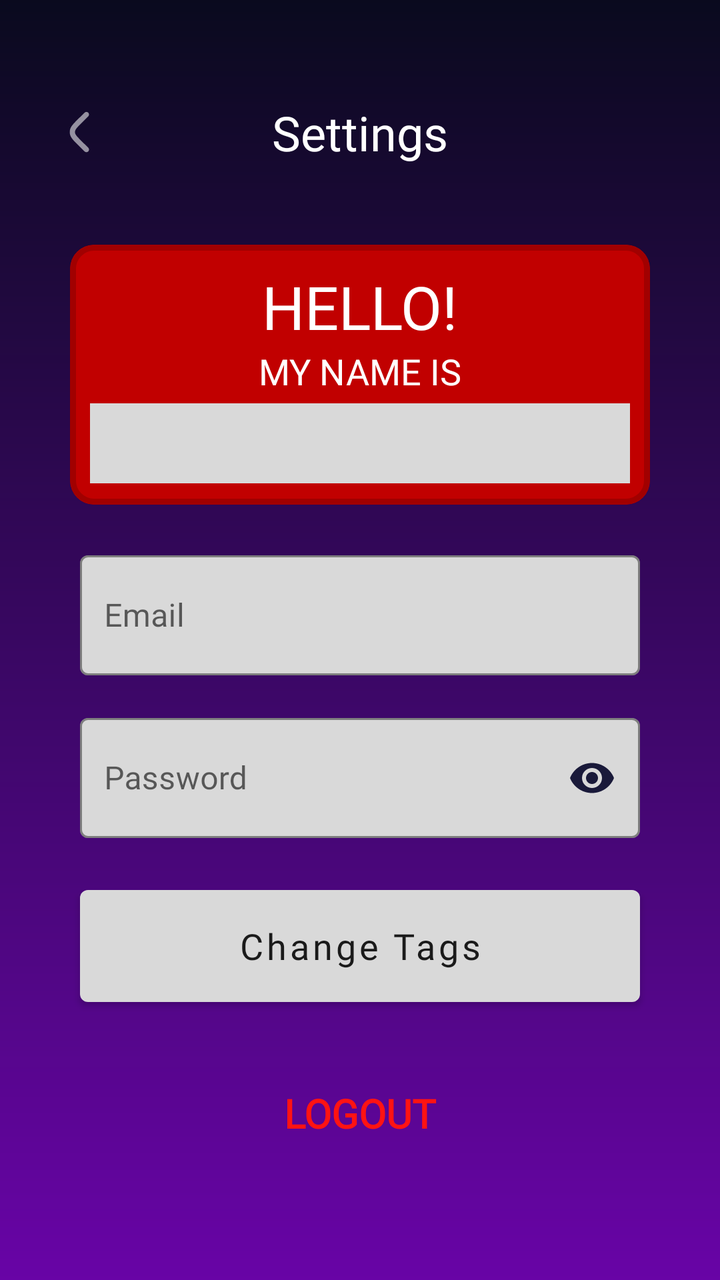
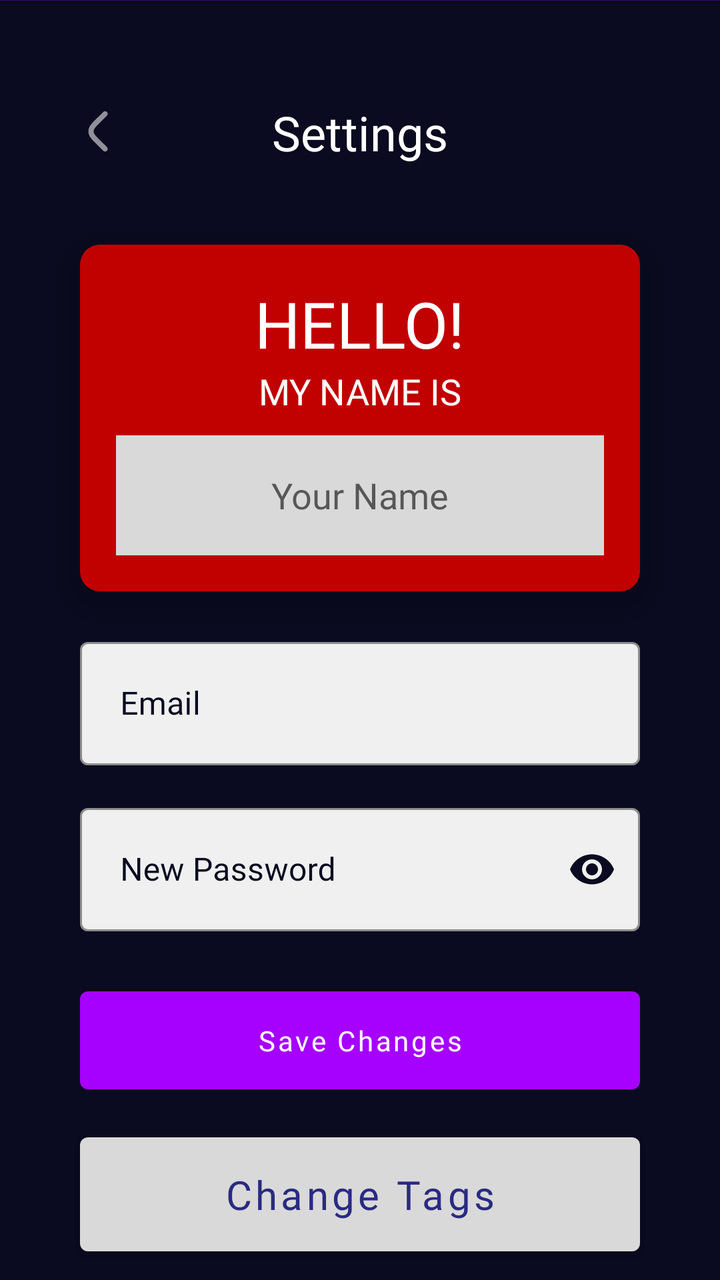

Compare the two renders of this Android layout. The source of the first and the diff that turns it into the second are given below.
<!-- AndroidManifest.xml: application theme Theme.MaterialComponents.DayNight.NoActionBar -->
<!-- res/layout/activity_settings.xml -->
<?xml version="1.0" encoding="utf-8"?>
<androidx.constraintlayout.widget.ConstraintLayout
    xmlns:android="http://schemas.android.com/apk/res/android"
    xmlns:app="http://schemas.android.com/apk/res-auto"
    android:layout_width="match_parent"
    android:layout_height="match_parent"
    android:background="#0A0A20">

    <ImageView
        android:layout_width="match_parent"
        android:layout_height="match_parent"
        android:alpha="0.6"
        android:scaleType="centerCrop"
        android:src="@drawable/gradient_bg_2" />

    <ImageButton
        android:id="@+id/btnBack"
        android:layout_width="48dp"
        android:layout_height="48dp"
        android:layout_marginStart="16dp"
        android:background="?attr/selectableItemBackgroundBorderless"
        android:src="@drawable/ic_back"
        app:tint="#FFFFFF"
        app:layout_constraintStart_toStartOf="parent"
        app:layout_constraintTop_toTopOf="@id/tvSettings"
        app:layout_constraintBottom_toBottomOf="@id/tvSettings" />

    <TextView
        android:id="@+id/tvSettings"
        android:layout_width="wrap_content"
        android:layout_height="wrap_content"
        android:layout_marginTop="50dp"
        android:fontFamily="@font/zen_dots"
        android:text="Settings"
        android:textColor="#FFFFFF"
        android:textSize="24sp"
        app:layout_constraintEnd_toEndOf="parent"
        app:layout_constraintStart_toStartOf="parent"
        app:layout_constraintTop_toTopOf="parent" />

    <com.google.android.material.card.MaterialCardView
        android:id="@+id/cardHello"
        android:layout_width="290dp"
        android:layout_height="130dp"
        android:layout_marginTop="40dp"
        app:cardBackgroundColor="#C10000"
        app:cardCornerRadius="12dp"
        app:strokeColor="#A10000"
        app:strokeWidth="3dp"
        app:layout_constraintEnd_toEndOf="parent"
        app:layout_constraintStart_toStartOf="parent"
        app:layout_constraintTop_toBottomOf="@id/tvSettings">

        <LinearLayout
            android:layout_width="match_parent"
            android:layout_height="match_parent"
            android:gravity="center"
            android:orientation="vertical"
            android:padding="10dp">

            <TextView
                android:layout_width="wrap_content"
                android:layout_height="wrap_content"
                android:fontFamily="@font/zen_dots"
                android:text="HELLO!"
                android:textColor="#FFFFFF"
                android:textSize="30sp" />

            <TextView
                android:layout_width="wrap_content"
                android:layout_height="wrap_content"
                android:text="MY NAME IS"
                android:textColor="#FFFFFF"
                android:fontFamily="@font/zen_dots"
                android:textSize="18sp"
                android:layout_marginBottom="4dp"/>

            <View
                android:layout_width="match_parent"
                android:layout_height="40dp"
                android:background="#D9D9D9" />
        </LinearLayout>
    </com.google.android.material.card.MaterialCardView>

    <LinearLayout
        android:id="@+id/inputContainer"
        android:layout_width="match_parent"
        android:layout_height="wrap_content"
        android:layout_marginHorizontal="40dp"
        android:layout_marginTop="20dp"
        android:orientation="vertical"
        app:layout_constraintTop_toBottomOf="@id/cardHello">

        <com.google.android.material.textfield.TextInputLayout
            android:id="@+id/emailLayout"
            android:layout_width="match_parent"
            android:layout_height="wrap_content"
            android:hint="Email"
            app:boxBackgroundMode="outline"
            app:boxStrokeColor="#FFFFFF"
            app:boxBackgroundColor="#D9D9D9"
            app:boxCornerRadiusTopStart="4dp"
            app:boxCornerRadiusTopEnd="4dp"
            app:boxCornerRadiusBottomStart="4dp"
            app:boxCornerRadiusBottomEnd="4dp"
            app:hintTextColor="#FFFFFF"
            app:placeholderTextColor="#FFFFFF">

            <com.google.android.material.textfield.TextInputEditText
                android:id="@+id/emailInput"
                android:layout_width="match_parent"
                android:layout_height="60dp"
                android:fontFamily="@font/zen_dots"
                android:inputType="textEmailAddress"
                android:padding="12dp"
                android:textColor="#FFFFFF" />
        </com.google.android.material.textfield.TextInputLayout>

        <com.google.android.material.textfield.TextInputLayout
            android:id="@+id/passwordLayout"
            android:layout_width="match_parent"
            android:layout_height="wrap_content"
            android:layout_marginTop="16dp"
            android:hint="Password"
            app:boxBackgroundMode="outline"
            app:boxStrokeColor="#FFFFFF"
            app:boxBackgroundColor="#D9D9D9"
            app:boxCornerRadiusTopStart="4dp"
            app:boxCornerRadiusTopEnd="4dp"
            app:boxCornerRadiusBottomStart="4dp"
            app:boxCornerRadiusBottomEnd="4dp"
            app:passwordToggleEnabled="true"
            app:passwordToggleTint="#1A1A3A"
            app:hintTextColor="#FFFFFF">

            <com.google.android.material.textfield.TextInputEditText
                android:id="@+id/passwordInput"
                android:layout_width="match_parent"
                android:layout_height="60dp"
                android:inputType="textPassword"
                android:fontFamily="@font/zen_dots"
                android:textColor="#FFFFFF"
                android:padding="12dp" />
        </com.google.android.material.textfield.TextInputLayout>
    </LinearLayout>

    <com.google.android.material.button.MaterialButton
        android:id="@+id/btnChangeTags"
        android:layout_width="match_parent"
        android:layout_height="68dp"
        android:layout_marginHorizontal="40dp"
        android:layout_marginTop="20dp"
        android:fontFamily="@font/zen_dots"
        android:text="Change Tags"
        android:textAllCaps="false"
        android:textColor="#1A1A1A"
        android:textSize="18sp"
        app:backgroundTint="#D9D9D9"
        app:layout_constraintTop_toBottomOf="@id/inputContainer" />

    <TextView
        android:id="@+id/btnLogout"
        android:layout_width="wrap_content"
        android:layout_height="wrap_content"
        android:layout_marginTop="24dp"
        android:fontFamily="@font/zen_dots"
        android:text="LOGOUT"
        android:textColor="#FF1313"
        android:textSize="20sp"
        android:textStyle="bold"
        android:padding="12dp"
        android:clickable="true"
        android:focusable="true"
        app:layout_constraintEnd_toEndOf="parent"
        app:layout_constraintStart_toStartOf="parent"
        app:layout_constraintTop_toBottomOf="@id/btnChangeTags" />

</androidx.constraintlayout.widget.ConstraintLayout>
<!-- resources referenced by this layout -->
<resources>
  <!-- drawable gradient_bg_2 (drawable) -->
  <shape xmlns:android="http://schemas.android.com/apk/res/android">
      <gradient
          android:startColor="#09091C"
          android:endColor="#A600FF"
          android:angle="270"/>
  </shape>
  <!-- drawable ic_back (drawable) -->
  <vector xmlns:android="http://schemas.android.com/apk/res/android"
      android:width="43dp"
      android:height="43dp"
      android:viewportWidth="43"
      android:viewportHeight="43">
    <path
        android:pathData="M25.458,13.2C25.974,12.689 25.978,11.857 25.467,11.342C24.956,10.826 24.124,10.822 23.608,11.333L20.463,14.45C19.278,15.624 18.31,16.584 17.624,17.439C16.91,18.328 16.393,19.23 16.255,20.313C16.194,20.788 16.194,21.269 16.255,21.744C16.393,22.827 16.91,23.729 17.624,24.618C18.31,25.473 19.278,26.433 20.463,27.607L23.608,30.724C24.124,31.235 24.956,31.231 25.467,30.716C25.978,30.2 25.974,29.368 25.458,28.857L22.369,25.795C21.115,24.552 20.255,23.697 19.673,22.972C19.108,22.269 18.914,21.816 18.862,21.412C18.83,21.157 18.83,20.9 18.862,20.646C18.914,20.241 19.108,19.789 19.673,19.085C20.255,18.36 21.115,17.505 22.369,16.262L25.458,13.2Z"
        android:strokeAlpha="0.55"
        android:fillColor="#ffffff"
        android:fillAlpha="0.55"/>
  </vector>
</resources>

<!-- the commit's change to res/layout/activity_settings.xml (unified diff, before → after) -->
@@ -1,178 +1,210 @@
 <?xml version="1.0" encoding="utf-8"?>
-<androidx.constraintlayout.widget.ConstraintLayout
+<androidx.core.widget.NestedScrollView
     xmlns:android="http://schemas.android.com/apk/res/android"
     xmlns:app="http://schemas.android.com/apk/res-auto"
     android:layout_width="match_parent"
     android:layout_height="match_parent"
-    android:background="#0A0A20">
-
-    <ImageView
-        android:layout_width="match_parent"
-        android:layout_height="match_parent"
-        android:alpha="0.6"
-        android:scaleType="centerCrop"
-        android:src="@drawable/gradient_bg_2" />
-
-    <ImageButton
-        android:id="@+id/btnBack"
-        android:layout_width="48dp"
-        android:layout_height="48dp"
-        android:layout_marginStart="16dp"
-        android:background="?attr/selectableItemBackgroundBorderless"
-        android:src="@drawable/ic_back"
-        app:tint="#FFFFFF"
-        app:layout_constraintStart_toStartOf="parent"
-        app:layout_constraintTop_toTopOf="@id/tvSettings"
-        app:layout_constraintBottom_toBottomOf="@id/tvSettings" />
-
-    <TextView
-        android:id="@+id/tvSettings"
-        android:layout_width="wrap_content"
-        android:layout_height="wrap_content"
-        android:layout_marginTop="50dp"
-        android:fontFamily="@font/zen_dots"
-        android:text="Settings"
-        android:textColor="#FFFFFF"
-        android:textSize="24sp"
-        app:layout_constraintEnd_toEndOf="parent"
-        app:layout_constraintStart_toStartOf="parent"
-        app:layout_constraintTop_toTopOf="parent" />
-
-    <com.google.android.material.card.MaterialCardView
-        android:id="@+id/cardHello"
-        android:layout_width="290dp"
-        android:layout_height="130dp"
-        android:layout_marginTop="40dp"
-        app:cardBackgroundColor="#C10000"
-        app:cardCornerRadius="12dp"
-        app:strokeColor="#A10000"
-        app:strokeWidth="3dp"
-        app:layout_constraintEnd_toEndOf="parent"
-        app:layout_constraintStart_toStartOf="parent"
-        app:layout_constraintTop_toBottomOf="@id/tvSettings">
-
-        <LinearLayout
-            android:layout_width="match_parent"
-            android:layout_height="match_parent"
-            android:gravity="center"
-            android:orientation="vertical"
-            android:padding="10dp">
-
-            <TextView
-                android:layout_width="wrap_content"
-                android:layout_height="wrap_content"
-                android:fontFamily="@font/zen_dots"
-                android:text="HELLO!"
-                android:textColor="#FFFFFF"
-                android:textSize="30sp" />
-
-            <TextView
-                android:layout_width="wrap_content"
-                android:layout_height="wrap_content"
-                android:text="MY NAME IS"
-                android:textColor="#FFFFFF"
-                android:fontFamily="@font/zen_dots"
-                android:textSize="18sp"
-                android:layout_marginBottom="4dp"/>
-
-            <View
-                android:layout_width="match_parent"
-                android:layout_height="40dp"
-                android:background="#D9D9D9" />
-        </LinearLayout>
-    </com.google.android.material.card.MaterialCardView>
-
-    <LinearLayout
-        android:id="@+id/inputContainer"
+    android:fillViewport="true">
+
+    <androidx.constraintlayout.widget.ConstraintLayout
         android:layout_width="match_parent"
         android:layout_height="wrap_content"
-        android:layout_marginHorizontal="40dp"
-        android:layout_marginTop="20dp"
-        android:orientation="vertical"
-        app:layout_constraintTop_toBottomOf="@id/cardHello">
-
-        <com.google.android.material.textfield.TextInputLayout
-            android:id="@+id/emailLayout"
-            android:layout_width="match_parent"
-            android:layout_height="wrap_content"
-            android:hint="Email"
-            app:boxBackgroundMode="outline"
-            app:boxStrokeColor="#FFFFFF"
-            app:boxBackgroundColor="#D9D9D9"
-            app:boxCornerRadiusTopStart="4dp"
-            app:boxCornerRadiusTopEnd="4dp"
-            app:boxCornerRadiusBottomStart="4dp"
-            app:boxCornerRadiusBottomEnd="4dp"
-            app:hintTextColor="#FFFFFF"
-            app:placeholderTextColor="#FFFFFF">
-
-            <com.google.android.material.textfield.TextInputEditText
-                android:id="@+id/emailInput"
+        android:background="@color/dark_blue">
+
+        <ImageView
+            android:layout_width="match_parent"
+            android:layout_height="match_parent"
+            android:alpha="0.6"
+            android:scaleType="centerCrop"
+            android:src="@drawable/gradient_bg_2" />
+
+        <ImageButton
+            android:id="@+id/btnBack"
+            android:layout_width="wrap_content"
+            android:layout_height="wrap_content"
+            android:layout_marginStart="16dp"
+            android:background="?attr/selectableItemBackgroundBorderless"
+            android:src="@drawable/ic_back"
+            android:padding="12dp"
+            app:layout_constraintStart_toStartOf="parent"
+            app:layout_constraintTop_toTopOf="@id/tvSettings"
+            app:layout_constraintBottom_toBottomOf="@id/tvSettings" />
+
+        <TextView
+            android:id="@+id/tvSettings"
+            android:layout_width="wrap_content"
+            android:layout_height="wrap_content"
+            android:layout_marginTop="50dp"
+            android:fontFamily="@font/zen_dots"
+            android:text="@string/settings"
+            android:textColor="@color/white_text"
+            android:textSize="24sp"
+            app:layout_constraintEnd_toEndOf="parent"
+            app:layout_constraintStart_toStartOf="parent"
+            app:layout_constraintTop_toTopOf="parent" />
+
+        <com.google.android.material.card.MaterialCardView
+            android:id="@+id/cardHello"
+            android:layout_width="0dp"
+            android:layout_height="wrap_content"
+            android:layout_marginHorizontal="40dp"
+            android:layout_marginTop="40dp"
+            app:cardBackgroundColor="@color/back_card"
+            app:cardCornerRadius="10dp"
+            app:strokeColor="@color/back_card"
+            app:strokeWidth="3dp"
+            app:cardElevation="10dp"
+            app:layout_constraintEnd_toEndOf="parent"
+            app:layout_constraintStart_toStartOf="parent"
+            app:layout_constraintTop_toBottomOf="@id/tvSettings">
+
+            <LinearLayout
                 android:layout_width="match_parent"
-                android:layout_height="60dp"
-                android:fontFamily="@font/zen_dots"
-                android:inputType="textEmailAddress"
-                android:padding="12dp"
-                android:textColor="#FFFFFF" />
-        </com.google.android.material.textfield.TextInputLayout>
-
-        <com.google.android.material.textfield.TextInputLayout
-            android:id="@+id/passwordLayout"
-            android:layout_width="match_parent"
-            android:layout_height="wrap_content"
-            android:layout_marginTop="16dp"
-            android:hint="Password"
-            app:boxBackgroundMode="outline"
-            app:boxStrokeColor="#FFFFFF"
-            app:boxBackgroundColor="#D9D9D9"
-            app:boxCornerRadiusTopStart="4dp"
-            app:boxCornerRadiusTopEnd="4dp"
-            app:boxCornerRadiusBottomStart="4dp"
-            app:boxCornerRadiusBottomEnd="4dp"
-            app:passwordToggleEnabled="true"
-            app:passwordToggleTint="#1A1A3A"
-            app:hintTextColor="#FFFFFF">
-
-            <com.google.android.material.textfield.TextInputEditText
-                android:id="@+id/passwordInput"
+                android:layout_height="wrap_content"
+                android:gravity="center"
+                android:orientation="vertical"
+                android:padding="18dp">
+
+                <TextView
+                    android:layout_width="wrap_content"
+                    android:layout_height="wrap_content"
+                    android:fontFamily="@font/zen_dots"
+                    android:text="@string/hello"
+                    android:textColor="@color/white_text"
+                    android:textSize="32sp"/>
+
+                <TextView
+                    android:layout_width="wrap_content"
+                    android:layout_height="wrap_content"
+                    android:layout_marginBottom="10dp"
+                    android:fontFamily="@font/zen_dots"
+                    android:text="@string/my_name_is"
+                    android:textColor="@color/white_text"
+                    android:textSize="18sp"/>
+
+                <EditText
+                    android:id="@+id/etDisplayName"
+                    android:layout_width="match_parent"
+                    android:layout_height="60dp"
+                    android:background="@color/light_beige"
+                    android:fontFamily="@font/zen_dots"
+                    android:gravity="center"
+                    android:hint="Your Name"
+                    android:inputType="textPersonName"
+                    android:textColor="@color/dark_blue"
+                    android:textSize="18sp"
+                    android:paddingHorizontal="10dp"/>
+            </LinearLayout>
+        </com.google.android.material.card.MaterialCardView>
+
+        <LinearLayout
+            android:id="@+id/inputContainer"
+            android:layout_width="match_parent"
+            android:layout_height="wrap_content"
+            android:layout_marginHorizontal="40dp"
+            android:layout_marginTop="20dp"
+            android:orientation="vertical"
+            app:layout_constraintTop_toBottomOf="@id/cardHello">
+
+            <com.google.android.material.textfield.TextInputLayout
+                android:id="@+id/emailLayout"
                 android:layout_width="match_parent"
-                android:layout_height="60dp"
-                android:inputType="textPassword"
-                android:fontFamily="@font/zen_dots"
-                android:textColor="#FFFFFF"
-                android:padding="12dp" />
-        </com.google.android.material.textfield.TextInputLayout>
-    </LinearLayout>
-
-    <com.google.android.material.button.MaterialButton
-        android:id="@+id/btnChangeTags"
-        android:layout_width="match_parent"
-        android:layout_height="68dp"
-        android:layout_marginHorizontal="40dp"
-        android:layout_marginTop="20dp"
-        android:fontFamily="@font/zen_dots"
-        android:text="Change Tags"
-        android:textAllCaps="false"
-        android:textColor="#1A1A1A"
-        android:textSize="18sp"
-        app:backgroundTint="#D9D9D9"
-        app:layout_constraintTop_toBottomOf="@id/inputContainer" />
-
-    <TextView
-        android:id="@+id/btnLogout"
-        android:layout_width="wrap_content"
-        android:layout_height="wrap_content"
-        android:layout_marginTop="24dp"
-        android:fontFamily="@font/zen_dots"
-        android:text="LOGOUT"
-        android:textColor="#FF1313"
-        android:textSize="20sp"
-        android:textStyle="bold"
-        android:padding="12dp"
-        android:clickable="true"
-        android:focusable="true"
-        app:layout_constraintEnd_toEndOf="parent"
-        app:layout_constraintStart_toStartOf="parent"
-        app:layout_constraintTop_toBottomOf="@id/btnChangeTags" />
-
-</androidx.constraintlayout.widget.ConstraintLayout>
+                android:layout_height="wrap_content"
+                android:hint="Email"
+                app:boxBackgroundMode="outline"
+                app:boxBackgroundColor="#F0F0F0"
+                app:boxStrokeColor="@color/dark_blue"
+                app:boxCornerRadiusTopStart="4dp"
+                app:boxCornerRadiusTopEnd="4dp"
+                app:boxCornerRadiusBottomStart="4dp"
+                app:boxCornerRadiusBottomEnd="4dp"
+                android:textColorHint="@color/dark_blue"
+                app:hintTextColor="@color/dark_blue">
+
+                <com.google.android.material.textfield.TextInputEditText
+                    android:id="@+id/emailInput"
+                    android:layout_width="match_parent"
+                    android:layout_height="wrap_content"
+                    android:textColor="@color/dark_blue"
+                    android:padding="20dp"
+                    android:fontFamily="@font/zen_dots"
+                    android:inputType="textEmailAddress"/>
+            </com.google.android.material.textfield.TextInputLayout>
+
+            <com.google.android.material.textfield.TextInputLayout
+                android:id="@+id/passwordLayout"
+                android:layout_width="match_parent"
+                android:layout_height="wrap_content"
+                android:layout_marginTop="16dp"
+                android:hint="New Password"
+                app:boxBackgroundMode="outline"
+                app:boxBackgroundColor="#F0F0F0"
+                app:boxStrokeColor="@color/dark_blue"
+                app:boxCornerRadiusTopStart="4dp"
+                app:boxCornerRadiusTopEnd="4dp"
+                app:boxCornerRadiusBottomStart="4dp"
+                app:boxCornerRadiusBottomEnd="4dp"
+                app:passwordToggleEnabled="true"
+                app:passwordToggleTint="@color/dark_blue"
+                android:textColorHint="@color/dark_blue"
+                app:hintTextColor="@color/dark_blue">
+
+                <com.google.android.material.textfield.TextInputEditText
+                    android:id="@+id/passwordInput"
+                    android:layout_width="match_parent"
+                    android:layout_height="wrap_content"
+                    android:textColor="@color/dark_blue"
+                    android:padding="20dp"
+                    android:fontFamily="@font/zen_dots"
+                    android:inputType="textPassword" />
+            </com.google.android.material.textfield.TextInputLayout>
+        </LinearLayout>
+
+        <com.google.android.material.button.MaterialButton
+            android:id="@+id/btnSaveSettings"
+            android:layout_width="match_parent"
+            android:layout_height="wrap_content"
+            android:layout_marginHorizontal="40dp"
+            android:layout_marginTop="24dp"
+            android:fontFamily="@font/zen_dots"
+            android:text="Save Changes"
+            android:textAllCaps="false"
+            android:textColor="@color/white"
+            android:paddingVertical="15dp"
+            app:backgroundTint="@color/purple"
+            app:layout_constraintTop_toBottomOf="@id/inputContainer" />
+
+        <com.google.android.material.button.MaterialButton
+            android:id="@+id/btnChangeTags"
+            android:layout_width="match_parent"
+            android:layout_height="wrap_content"
+            android:layout_marginHorizontal="40dp"
+            android:layout_marginTop="12dp"
+            android:fontFamily="@font/zen_dots"
+            android:text="@string/change_tags"
+            android:textAllCaps="false"
+            android:textColor="@color/light_blue"
+            android:textSize="20sp"
+            android:paddingVertical="15dp"
+            app:backgroundTint="@color/light_beige"
+            app:layout_constraintTop_toBottomOf="@id/btnSaveSettings" />
+
+        <TextView
+            android:id="@+id/btnLogout"
+            android:layout_width="wrap_content"
+            android:layout_height="wrap_content"
+            android:layout_marginTop="15dp"
+            android:fontFamily="@font/zen_dots"
+            android:text="@string/logout"
+            android:textColor="#FF1313"
+            android:textSize="20sp"
+            android:textStyle="bold"
+            android:padding="10dp"
+            android:clickable="true"
+            android:focusable="true"
+            app:layout_constraintEnd_toEndOf="parent"
+            app:layout_constraintStart_toStartOf="parent"
+            app:layout_constraintTop_toBottomOf="@id/btnChangeTags" />
+
+    </androidx.constraintlayout.widget.ConstraintLayout>
+</androidx.core.widget.NestedScrollView>
<!-- resource entries referenced after the edit -->
@@ -1,5 +1,12 @@
 <!-- resources referenced by this layout -->
 <resources>
+  <color name="back_card">#C10000</color>
+  <color name="dark_blue">#0A0A20</color>
+  <color name="light_beige">#D9D9D9</color>
+  <color name="light_blue">#2A2A82</color>
+  <color name="purple">#A600FF</color>
+  <color name="white">#FFFFFF</color>
+  <color name="white_text">#FFFFFF</color>
   <!-- drawable gradient_bg_2 (drawable) -->
   <shape xmlns:android="http://schemas.android.com/apk/res/android">
       <gradient
@@ -19,5 +26,10 @@
         android:fillColor="#ffffff"
         android:fillAlpha="0.55"/>
   </vector>
+  <string name="change_tags">Change Tags</string>
+  <string name="hello">HELLO!</string>
+  <string name="logout">LOGOUT</string>
+  <string name="my_name_is">MY NAME IS</string>
+  <string name="settings">Settings</string>
 </resources>
 
